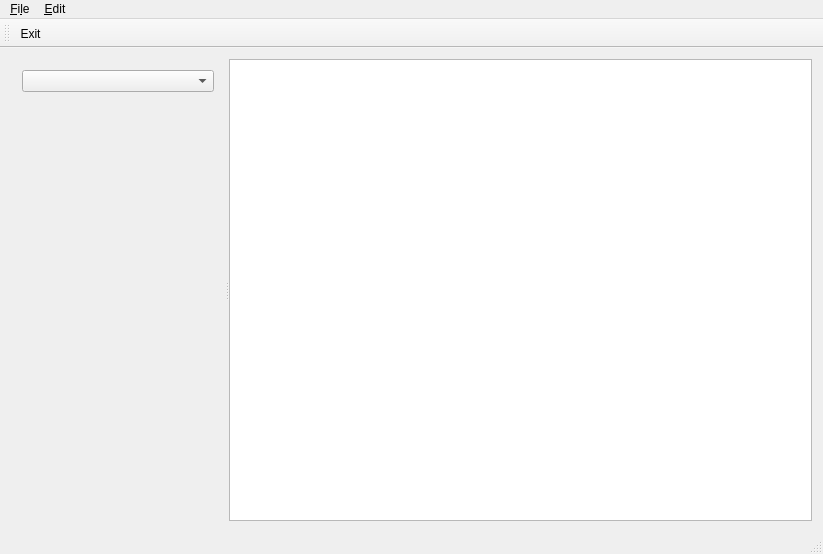
Before: the Qt Designer form mainwindow.ui in PLLUG-Community-C-Qt-Roadmap/menu_editor, drawn with Qt 5.
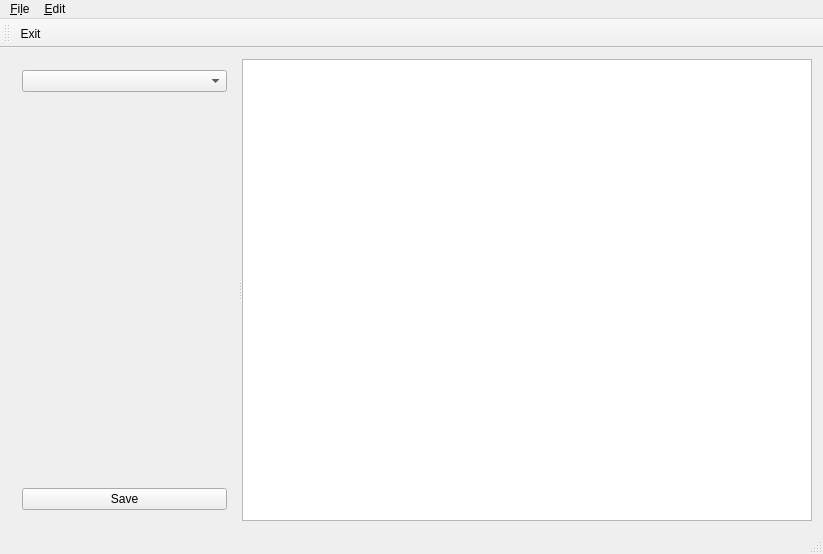
After: the same form once the commit is applied. Custom widgets are drawn as their Qt base class.

```diff
--- a/mainwindow.ui
+++ b/mainwindow.ui
@@ -28,6 +28,13 @@
         <item>
          <widget class="EditorDelegate" name="menuEditorDelegate" native="true"/>
         </item>
+        <item>
+         <widget class="QPushButton" name="savePushButton">
+          <property name="text">
+           <string>Save</string>
+          </property>
+         </widget>
+        </item>
        </layout>
       </widget>
       <widget class="QPlainTextEdit" name="menuTextEdit">
```
